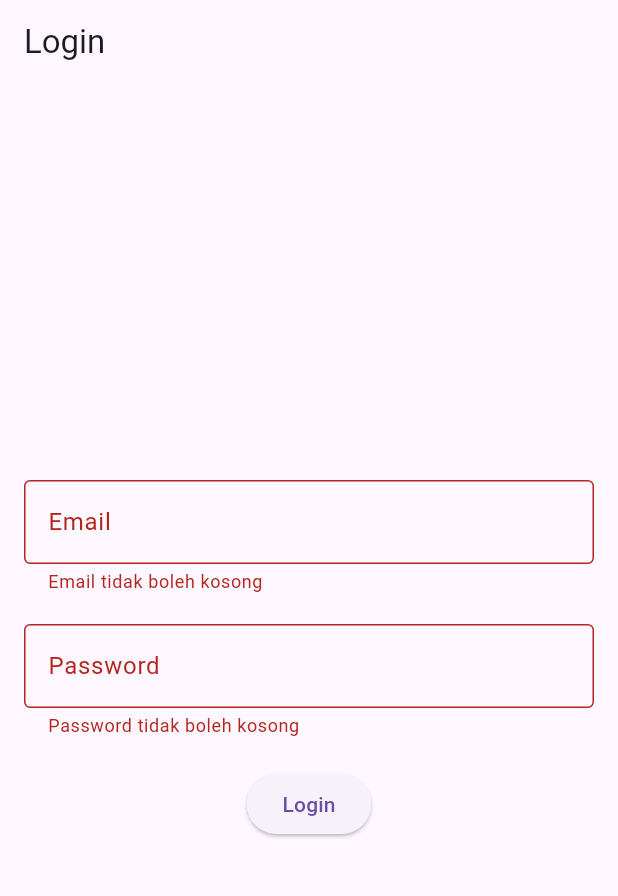
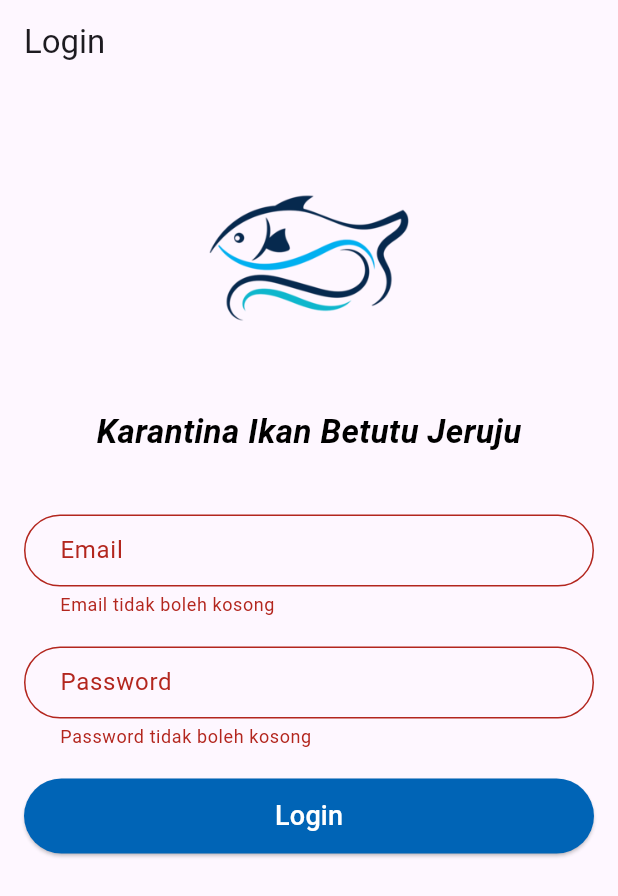
Before and after one commit to Adrianus195/flutter-tugas-akhir, a Flutter app: the screen it shows after launch, after a tap on "Login", on a phone screen of 412 x 824 dp. Shown: the top 896 px of the screen. Run offline on Flutter 3.47's test engine with Material 3 defaults, Android fonts, the phone set to English and light mode, and no system bars; our stand-ins replace firebase_auth, firebase_core; accounts and stored records are empty; Roboto replaces fonts that are missing (default).

Commit message:
20/01/2024 | Penambahan Splash Screen dan Logo Aplikasi

```diff
--- a/lib/login_screen.dart
+++ b/lib/login_screen.dart
@@ -1,4 +1,4 @@
-// ignore_for_file: prefer_const_constructors, no_leading_underscores_for_local_identifiers, unused_local_variable, unused_field, prefer_final_fields, unused_import, avoid_print, use_build_context_synchronously
+// ignore_for_file: prefer_const_constructors, no_leading_underscores_for_local_identifiers, unused_local_variable, unused_field, prefer_final_fields, unused_import, avoid_print, use_build_context_synchronously, sized_box_for_whitespace
 
 import 'package:firebase_auth/firebase_auth.dart';
 import 'package:firebase_core/firebase_core.dart';
@@ -37,6 +37,25 @@ class _LoginScreenState extends State<LoginScreen> {
       );
     } catch (e) {
       print("Gagal Login : $e");
+      // Tampilkan alert pop-up di sini
+      showDialog(
+        context: context,
+        builder: (BuildContext context) {
+          return AlertDialog(
+            title: Text("Login Gagal"),
+            content:
+                Text("Email atau password tidak valid. Silakan coba lagi."),
+            actions: [
+              TextButton(
+                onPressed: () {
+                  Navigator.of(context).pop();
+                },
+                child: Text("OK"),
+              ),
+            ],
+          );
+        },
+      );
     }
   }
 
@@ -46,7 +65,8 @@ class _LoginScreenState extends State<LoginScreen> {
       appBar: AppBar(
         title: Text("Login"),
       ),
-      body: Center(
+      body: SingleChildScrollView(
+        child: Center(
           child: Padding(
             padding: EdgeInsets.all(16),
             child: Form(
@@ -54,12 +74,39 @@ class _LoginScreenState extends State<LoginScreen> {
               child: Column(
                 mainAxisAlignment: MainAxisAlignment.center,
                 children: [
+                  Container(
+                    width: 200, // Lebar yang diinginkan
+                    height: 200, // Tinggi yang diinginkan
+                    child: Image.asset(
+                      'assets/logo-apps.png', // Sesuaikan dengan nama file gambar Anda
+                      fit: BoxFit
+                          .cover, // Sesuaikan dengan BoxFit yang diinginkan
+                    ),
+                  ),
+                  Text(
+                    'Karantina Ikan Betutu Jeruju',
+                    style: TextStyle(
+                      fontFamily:
+                          'default', // Ganti sesuai dengan nama family font yang Anda masukkan di pubspec.yaml
+                      fontSize: 22.0, // Ukuran teks
+                      fontWeight: FontWeight.bold, // Ketebalan teks
+                      fontStyle:
+                          FontStyle.italic, // Gaya teks (misalnya: miring)
+                      color: Colors.black, // Warna teks
+                      // Dan properti lainnya sesuai kebutuhan
+                    ),
+                  ),
+                  SizedBox(height: 40),
                   TextFormField(
                     controller: _emailController,
                     keyboardType: TextInputType.emailAddress,
                     decoration: InputDecoration(
-                    border: OutlineInputBorder(),
+                      border: OutlineInputBorder(
+                        borderRadius: BorderRadius.circular(50.0),
+                      ),
                       labelText: "Email",
+                      contentPadding: EdgeInsets.symmetric(
+                          horizontal: 20.0, vertical: 12.0),
                     ),
                     validator: (value) {
                       if (value == null || value.isEmpty) {
@@ -78,8 +125,12 @@ class _LoginScreenState extends State<LoginScreen> {
                     controller: _passController,
                     obscureText: true,
                     decoration: InputDecoration(
-                    border: OutlineInputBorder(),
+                      border: OutlineInputBorder(
+                        borderRadius: BorderRadius.circular(50.0),
+                      ),
                       labelText: "Password",
+                      contentPadding: EdgeInsets.symmetric(
+                          horizontal: 20.0, vertical: 12.0),
                     ),
                     validator: (value) {
                       if (value == null || value.isEmpty) {
@@ -100,9 +151,22 @@ class _LoginScreenState extends State<LoginScreen> {
                         _handleLogin();
                       }
                     },
-                  child: Text("Login"),
+                    style: ElevatedButton.styleFrom(
+                      backgroundColor: const Color.fromARGB(
+                          255, 0, 100, 182), // Warna latar belakang tombol
+                      minimumSize:
+                          Size(double.infinity, 50), // Lebar dan tinggi tombol
+                    ),
+                    child: Text(
+                      "Login",
+                      style: TextStyle(
+                        fontSize: 18.0,
+                        color: Colors.white, // Warna teks tombol
+                      ),
+                    ),
                   ),
                 ],
+              ),
             ),
           ),
         ),
--- a/lib/main.dart
+++ b/lib/main.dart
@@ -2,9 +2,7 @@
 
 import 'package:flutter/material.dart';
 import 'package:firebase_core/firebase_core.dart';
-import 'package:flutter_tugas_akhir/login_screen.dart';
-import 'package:flutter_tugas_akhir/menu.dart';
-import 'package:flutter_tugas_akhir/signup_screen.dart';
+import 'package:flutter_tugas_akhir/splash_screen.dart';
 import 'firebase_options.dart';
 
 void main() async {
@@ -22,7 +20,7 @@ class MyApp extends StatelessWidget {
   Widget build(BuildContext context) {
     return MaterialApp(
       debugShowCheckedModeBanner: false,
-      home: LoginScreen(),
+      home: SplashScreen(),
     );
   }
 }
--- /dev/null
+++ b/lib/splash_screen.dart
@@ -0,0 +1,83 @@
+// ignore_for_file: use_super_parameters, library_private_types_in_public_api, prefer_const_constructors, sized_box_for_whitespace, unused_local_variable
+
+import 'dart:async';
+import 'package:flutter/material.dart';
+import 'package:flutter_tugas_akhir/login_screen.dart';
+
+class SplashScreen extends StatefulWidget {
+  const SplashScreen({Key? key}) : super(key: key);
+
+  @override
+  _SplashScreenState createState() => _SplashScreenState();
+}
+
+class _SplashScreenState extends State<SplashScreen> {
+  @override
+  void initState() {
+    super.initState();
+
+    Timer(
+      Duration(seconds: 3),
+      () => Navigator.pushReplacement(
+        context,
+        PageRouteBuilder(
+          pageBuilder: (context, animation, secondaryAnimation) =>
+              LoginScreen(),
+          transitionsBuilder: (context, animation, secondaryAnimation, child) {
+            const begin = 0.0;
+            const end = 1.0;
+            const curve = Curves.easeInOut;
+            const duration =
+                Duration(seconds: 2); // Ubah durasi animasi di sini
+
+            var tween =
+                Tween(begin: begin, end: end).chain(CurveTween(curve: curve));
+
+            var opacityAnimation = animation.drive(tween);
+
+            return FadeTransition(
+              opacity: opacityAnimation,
+              child: child,
+            );
+          },
+          transitionDuration:
+              Duration(seconds: 2), // Sesuaikan durasi transisi di sini
+        ),
+      ),
+    );
+  }
+
+  @override
+  Widget build(BuildContext context) {
+    return Scaffold(
+      backgroundColor: Color.fromARGB(255, 187, 234, 255),
+      body: Center(
+        child: Column(
+          mainAxisAlignment: MainAxisAlignment.center,
+          children: [
+            Container(
+              width: 200,
+              height: 200,
+              child: Image.asset(
+                'assets/logo-apps.png',
+                fit: BoxFit.cover,
+              ),
+            ),
+            Text(
+              'Karantina Ikan Betutu Jeruju',
+              style: TextStyle(
+                fontFamily:
+                    'default', // Ganti sesuai dengan nama family font yang Anda masukkan di pubspec.yaml
+                fontSize: 22.0, // Ukuran teks
+                fontWeight: FontWeight.bold, // Ketebalan teks
+                fontStyle: FontStyle.italic, // Gaya teks (misalnya: miring)
+                color: Colors.black, // Warna teks
+                // Dan properti lainnya sesuai kebutuhan
+              ),
+            ),
+          ],
+        ),
+      ),
+    );
+  }
+}
--- a/pubspec.yaml
+++ b/pubspec.yaml
@@ -62,9 +62,11 @@ flutter:
   uses-material-design: true
 
   # To add assets to your application, add an assets section, like this:
-  # assets:
+  assets:
+    - assets/
   #   - images/a_dot_burr.jpeg
   #   - images/a_dot_ham.jpeg
+
 
   # An image asset can refer to one or more resolution-specific "variants", see
   # https://flutter.dev/assets-and-images/#resolution-aware
```
Also changed, not shown: assets/logo-apps.png (added). Lines whose indentation alone changed are shown as unchanged.
